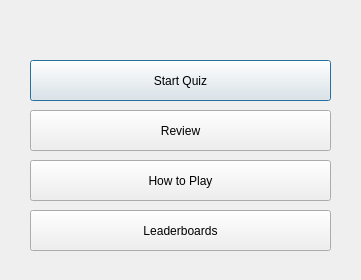
Sloth-iNkt/trial, file trial2/mainmenu.ui: the form before one commit.
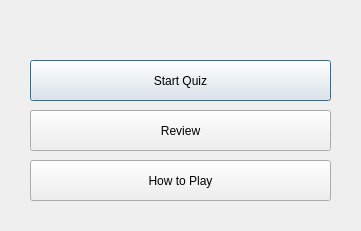
The form after the commit.

```diff
--- a/trial2/mainmenu.ui
+++ b/trial2/mainmenu.ui
@@ -7,7 +7,7 @@
     <x>0</x>
     <y>0</y>
     <width>361</width>
-    <height>280</height>
+    <height>231</height>
    </rect>
   </property>
   <property name="windowTitle">
@@ -26,19 +26,6 @@
     <string>Start Quiz</string>
    </property>
   </widget>
-  <widget class="QPushButton" name="ldrbrdBtn">
-   <property name="geometry">
-    <rect>
-     <x>30</x>
-     <y>210</y>
-     <width>301</width>
-     <height>41</height>
-    </rect>
-   </property>
-   <property name="text">
-    <string>Leaderboards</string>
-   </property>
-  </widget>
   <widget class="QPushButton" name="revBtn">
    <property name="geometry">
     <rect>
```
